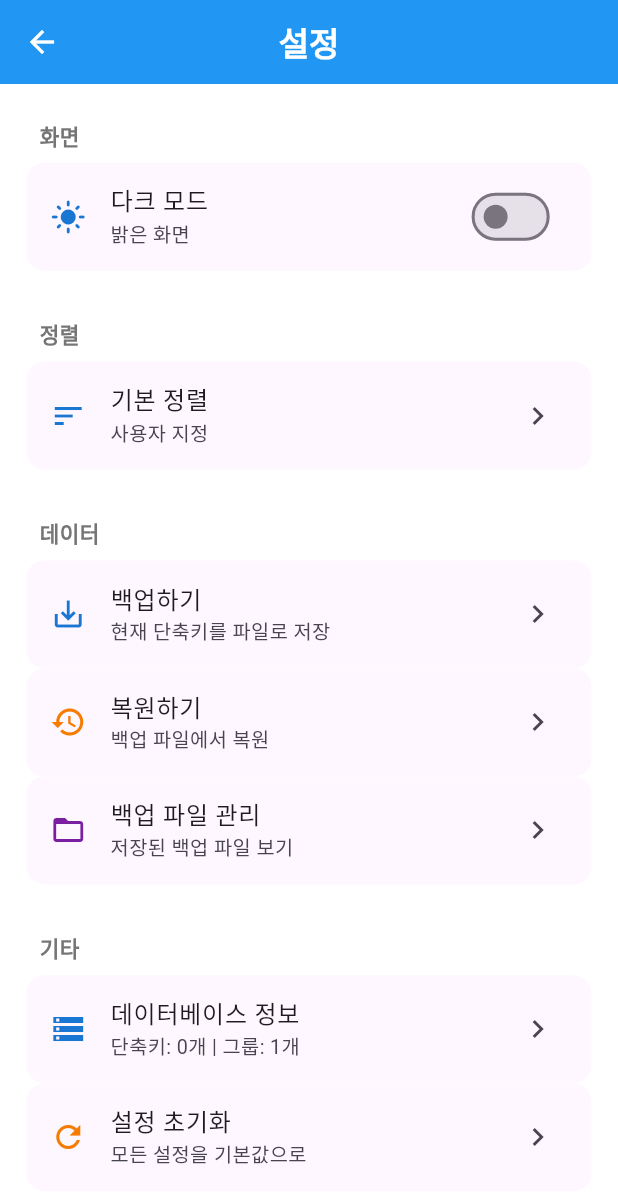
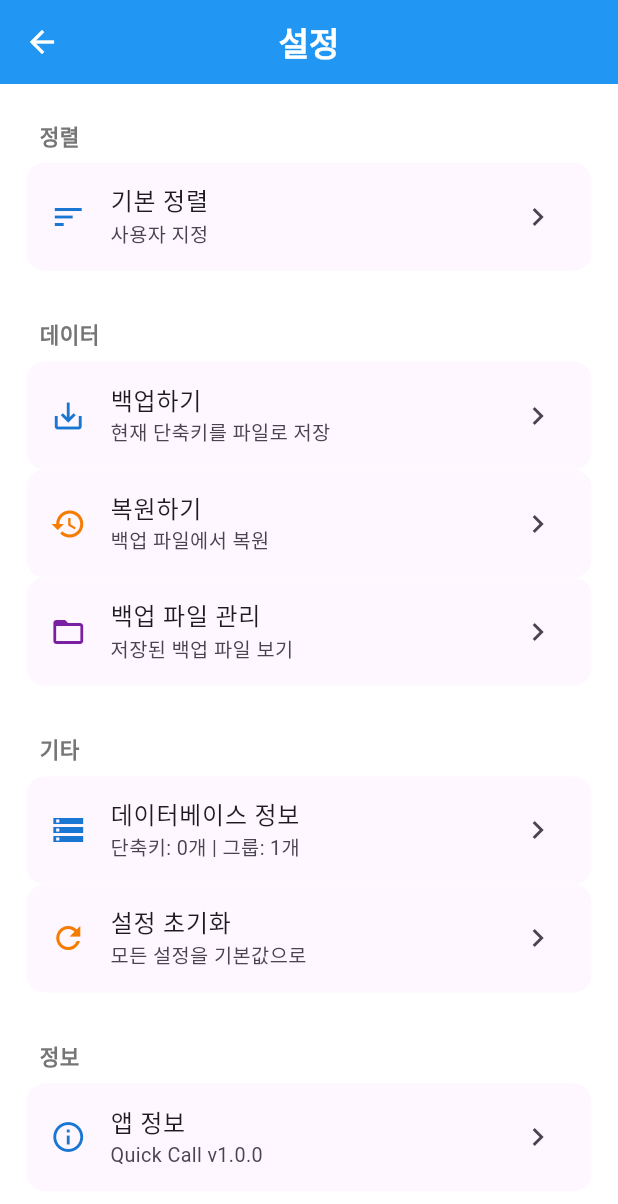
Before and after one commit to sunes26/quick_call, a Flutter app: the SettingsScreen screen opened directly, on a phone screen of 412 x 824 dp. Shown: the top 1204 px of the screen. Run offline on Flutter 3.47's test engine with Material 3 defaults, Android fonts, the light colour scheme and no system bars; our stand-ins replace auto_size_text, flutter_contacts, flutter_screenutil, permission_handler, reorderable_grid_view, shared_preferences and 1 more; missing offline and left inert: flutter_phone_direct_caller; accounts and stored records are empty.

Commit message:
update file

```diff
--- a/lib/providers/settings_provider.dart
+++ b/lib/providers/settings_provider.dart
@@ -13,7 +13,7 @@ class SettingsProvider extends ChangeNotifier {
   bool _isInitialized = false;
 
   // 설정 값들
-  ThemeMode _themeMode = ThemeMode.system;
+  ThemeMode _themeMode = ThemeMode.light; // 🆕 항상 라이트 모드로 고정 (ThemeMode.system → ThemeMode.light)
   SortOption _sortOption = SortOption.custom;
   bool _autoBackupEnabled = true;
   bool _showLastCalled = true;
@@ -127,7 +127,7 @@ class SettingsProvider extends ChangeNotifier {
   Future<void> resetAllSettings() async {
     try {
       await _prefs.clear();
-      _themeMode = ThemeMode.system;
+      _themeMode = ThemeMode.light; // 🆕 초기화 시에도 라이트 모드로 (ThemeMode.system → ThemeMode.light)
       _sortOption = SortOption.custom;
       _autoBackupEnabled = true;
       _showLastCalled = true;
--- a/lib/screens/settings_screen.dart
+++ b/lib/screens/settings_screen.dart
@@ -46,11 +46,10 @@ class _SettingsScreenState extends State<SettingsScreen> {
           return ListView(
             padding: EdgeInsets.symmetric(vertical: 8.h),
             children: [
-              // 화면 설정
-              _buildSectionHeader('화면'),
-              _buildThemeModeTile(settings, cardColor),
-
-              SizedBox(height: 16.h),
+              // 🆕 다크모드 토글 제거 - 항상 라이트 모드로 고정
+              // _buildSectionHeader('화면'),
+              // _buildThemeModeTile(settings, cardColor),
+              // SizedBox(height: 16.h),
 
               // 정렬 설정
               _buildSectionHeader('정렬'),
--- a/pubspec.yaml
+++ b/pubspec.yaml
@@ -1,7 +1,7 @@
 name: quick_call
 description: Android 전용 전화번호 단축 다이얼 앱
 publish_to: 'none'
-version: 1.0.0+2
+version: 1.0.1+3
 
 environment:
   sdk: '>=3.0.0 <4.0.0'
```
